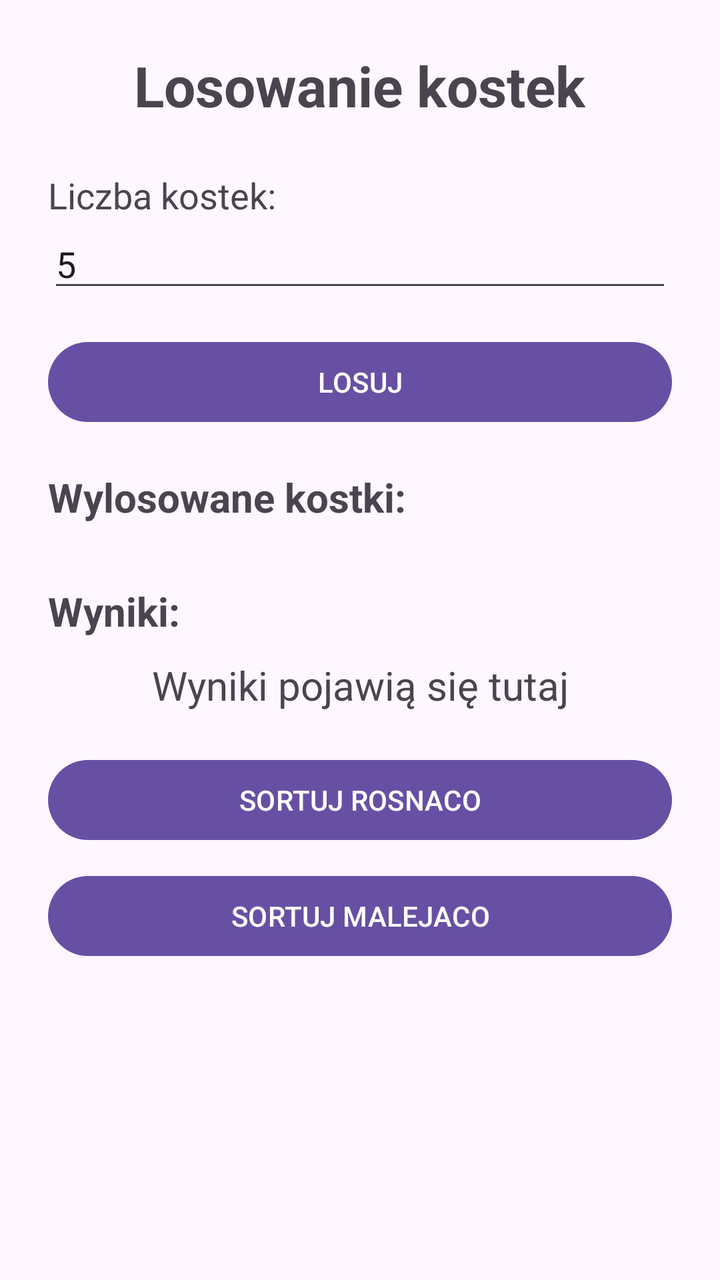
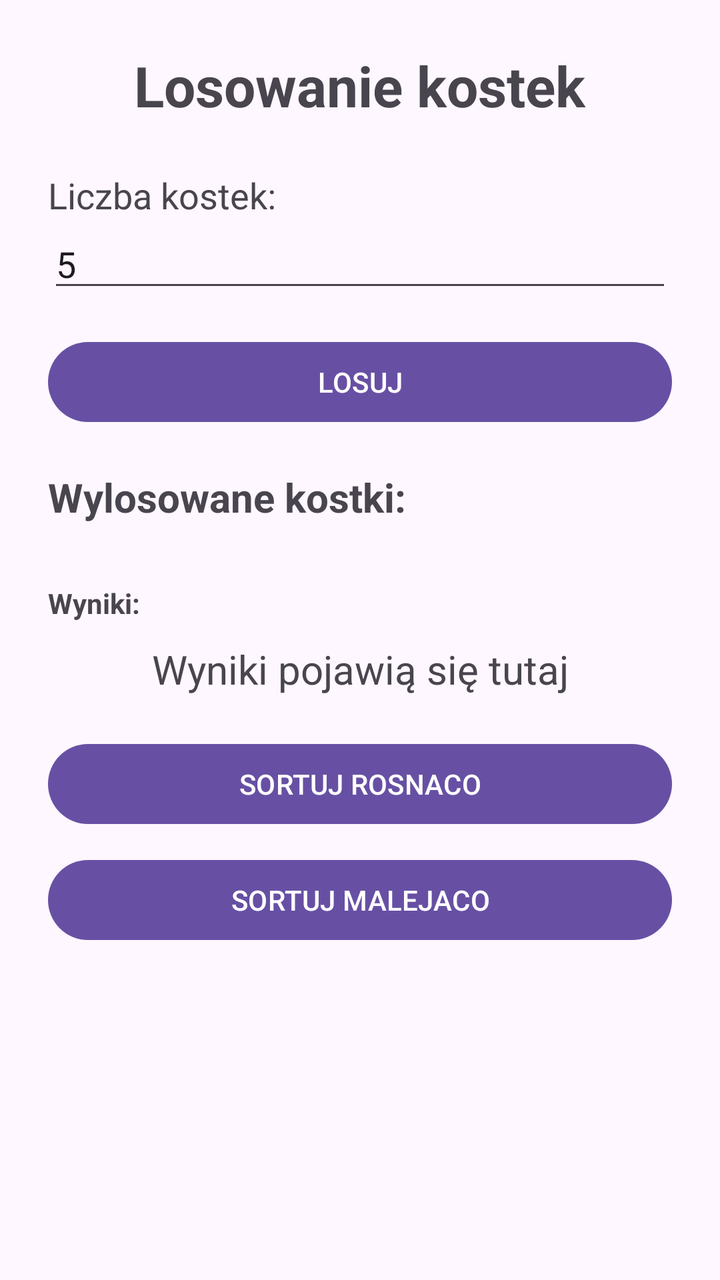

The first picture is an Android layout as it rendered before a commit; the second is the same layout after the commit. The layout source and the unified diff follow.
<!-- AndroidManifest.xml: application theme Theme.Kostki -->
<!-- res/layout/activity_main.xml -->
<?xml version="1.0" encoding="utf-8"?>
<ScrollView
    xmlns:android="http://schemas.android.com/apk/res/android"
    android:layout_width="match_parent"
    android:layout_height="match_parent">

    <LinearLayout
        android:layout_width="match_parent"
        android:layout_height="wrap_content"
        android:orientation="vertical"
        android:padding="24dp">

        <TextView
            android:layout_width="wrap_content"
            android:layout_height="wrap_content"
            android:text="Losowanie kostek"
            android:layout_gravity="center_horizontal"
            android:layout_marginBottom="24dp"
            android:textSize="28sp"
            android:textStyle="bold"/>

        <TextView
            android:layout_width="wrap_content"
            android:layout_height="wrap_content"
            android:text="Liczba kostek: "
            android:textSize="18sp"/>
        <EditText
            android:layout_width="match_parent"
            android:layout_height="wrap_content"
            android:id="@+id/editTextLiczbaKostek"
            android:hint="Podaj liczbę kostek"
            android:inputType="number"
            android:text="5"/>
        <Button
            android:layout_width="match_parent"
            android:layout_height="wrap_content"
            android:id="@+id/buttonLosuj"
            android:layout_marginTop="16dp"
            android:text="LOSUJ"/>
        <TextView
            android:layout_width="wrap_content"
            android:layout_height="wrap_content"
            android:text="Wylosowane kostki:"
            android:layout_marginTop="20dp"
            android:textSize="20sp"
            android:textStyle="bold"/>
        <GridLayout
            android:layout_width="match_parent"
            android:layout_height="wrap_content"
            android:layout_marginTop="10dp"
            android:alignmentMode="alignMargins"
            android:id="@+id/gridKostki"
            android:columnCount="1"
            android:layout_gravity="center"
            android:useDefaultMargins="true"/>
        <TextView
            android:layout_width="wrap_content"
            android:layout_height="wrap_content"
            android:text="Wyniki:"
            android:layout_marginTop="20dp"
            android:textSize="20sp"
            android:textStyle="bold"/>
        <TextView
            android:layout_width="match_parent"
            android:layout_height="wrap_content"
            android:gravity="center"
            android:padding="10dp"
            android:text="Wyniki pojawią się tutaj"
            android:textSize="20sp"
            android:id="@+id/textViewWyniki"/>
        <Button
            android:layout_width="match_parent"
            android:layout_height="wrap_content"
            android:id="@+id/buttonRosnaco"
            android:text="SORTUJ ROSNACO"
            android:layout_marginTop="10dp"/>
        <Button
            android:layout_width="match_parent"
            android:layout_height="wrap_content"
            android:id="@+id/buttonMalejaco"
            android:text="SORTUJ MALEJACO"
            android:layout_marginTop="10dp"/>

    </LinearLayout>

</ScrollView>
<!-- resources referenced by this layout -->
<resources>
  <style name="Theme.Kostki" parent="Base.Theme.Kostki" />
  <style name="Base.Theme.Kostki" parent="Theme.Material3.DayNight.NoActionBar">
          
          
      </style>
</resources>

<!-- the commit's change to res/layout/activity_main.xml (unified diff, before → after) -->
@@ -50,7 +50,8 @@
             android:layout_marginTop="10dp"
             android:alignmentMode="alignMargins"
             android:id="@+id/gridKostki"
-            android:columnCount="1"
+            android:columnCount="5"
+            android:textSize="24dp"
             android:layout_gravity="center"
             android:useDefaultMargins="true"/>
         <TextView
@@ -58,7 +59,6 @@
             android:layout_height="wrap_content"
             android:text="Wyniki:"
             android:layout_marginTop="20dp"
-            android:textSize="20sp"
             android:textStyle="bold"/>
         <TextView
             android:layout_width="match_parent"
